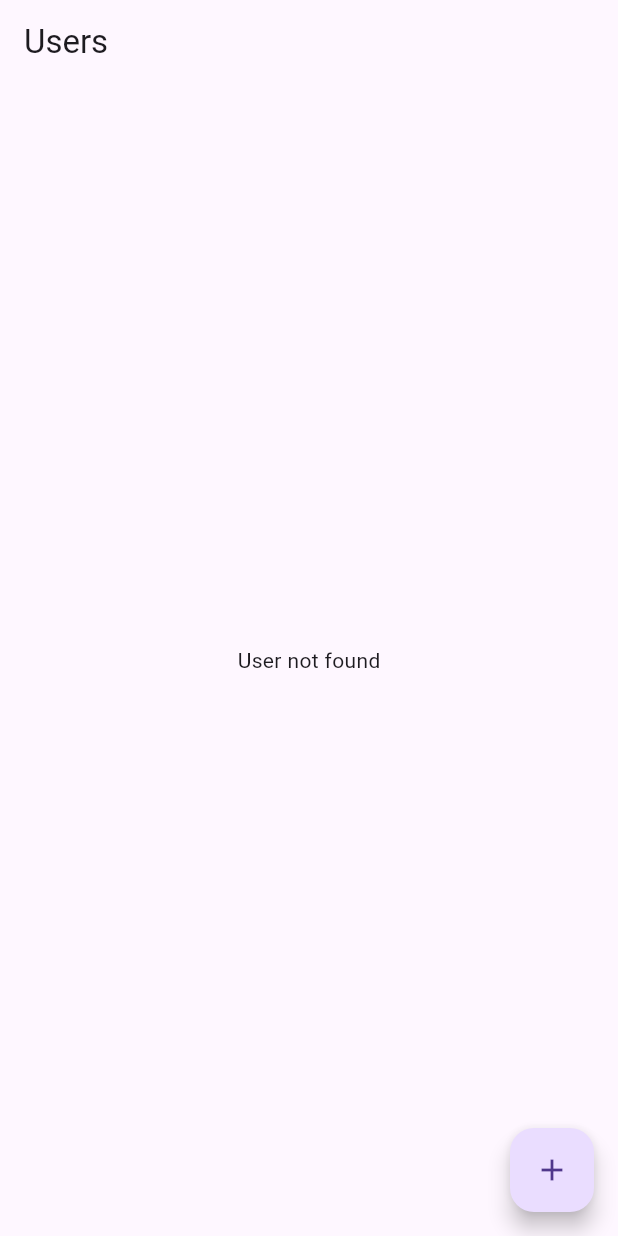
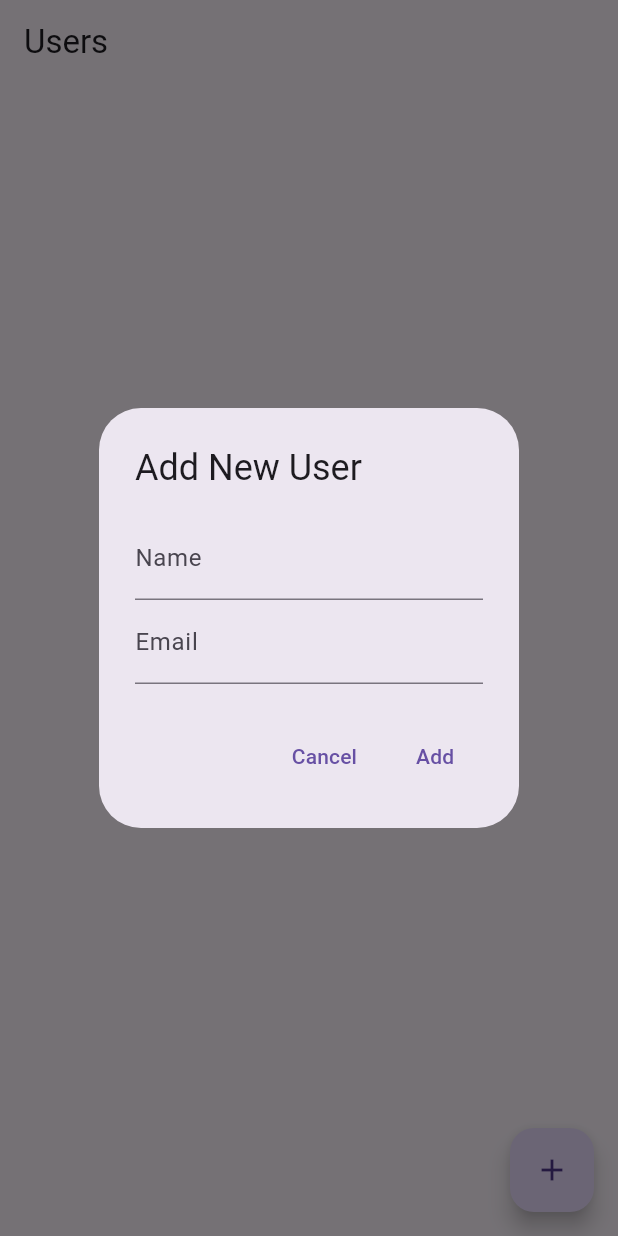
Before and after one commit to tahagiremle/flutter_riverpod_user_management, a Flutter app: the screen it shows after launch, after a tap on the "add" icon, on a phone screen of 412 x 824 dp. Run offline on Flutter 3.47's test engine with Material 3 defaults, Android fonts, the phone set to English and light mode, and no system bars; our stand-ins replace flutter_riverpod, riverpod, sqflite; accounts and stored records are empty.

Commit message:
add userform and changes

```diff
--- a/lib/features/user/view/pages/user_list_page.dart
+++ b/lib/features/user/view/pages/user_list_page.dart
@@ -1,12 +1,24 @@
 import 'package:flutter/material.dart';
 import 'package:flutter/src/widgets/framework.dart';
+import 'package:flutter_application_1/features/user/view/widgets/add_user_form.dart';
 import 'package:flutter_application_1/features/user/viewmodel/user_viewmodel.dart';
 import 'package:flutter_application_1/features/user/view/widgets/user_card.dart';
 import 'package:flutter_riverpod/flutter_riverpod.dart';
 
-class UserListPage extends ConsumerWidget {
+class UserListPage extends ConsumerStatefulWidget {
   @override
-  Widget build(BuildContext context, WidgetRef ref) {
+  _UserListPageState createState() => _UserListPageState();
+}
+
+class _UserListPageState extends ConsumerState<UserListPage> {
+  @override
+  void initState() {
+    super.initState();
+    ref.read(userProvider.notifier).loadUsers();
+  }
+
+  @override
+  Widget build(BuildContext context) {
     final users = ref.watch(userProvider);
 
     return Scaffold(
@@ -25,7 +37,15 @@ class UserListPage extends ConsumerWidget {
               },
             ),
       floatingActionButton: FloatingActionButton(
-        onPressed: () {},
+        onPressed: () {
+          showDialog(
+            context: context,
+            builder: (context) => AddUserForm(),
+          ).then((value) {
+            // Dialog kapandıktan sonra kullanıcıları yeniden yükle
+            ref.read(userProvider.notifier).loadUsers();
+          });
+        },
         child: Icon(Icons.add),
       ),
     );
--- /dev/null
+++ b/lib/features/user/view/widgets/add_user_form.dart
@@ -0,0 +1,62 @@
+import 'package:flutter/material.dart';
+import 'package:flutter_application_1/features/user/model/user.dart';
+import 'package:flutter_application_1/features/user/viewmodel/user_viewmodel.dart';
+import 'package:flutter_riverpod/flutter_riverpod.dart';
+
+class AddUserForm extends ConsumerStatefulWidget {
+  const AddUserForm({super.key});
+
+  @override
+  ConsumerState<AddUserForm> createState() => _AddUserFormState();
+}
+
+class _AddUserFormState extends ConsumerState<AddUserForm> {
+  final _nameController = TextEditingController();
+  final _emailController = TextEditingController();
+
+    @override
+  void dispose() {
+    _nameController.dispose();
+    _emailController.dispose();
+    super.dispose();
+  }
+
+  @override
+  Widget build(BuildContext context) {
+    return AlertDialog(
+      title: Text("Add New User"),
+      content: Column(
+        mainAxisSize: MainAxisSize.min,
+        children: [
+          TextField(
+            controller: _nameController,
+            decoration: InputDecoration(labelText: "Name"),
+          ),
+          TextField(
+            controller: _emailController,
+            decoration: InputDecoration(labelText: "Email"),
+          ),
+        ],
+      ),
+      actions: [
+        TextButton(
+          onPressed: () {
+            Navigator.of(context).pop();
+          },
+          child: Text('Cancel'),
+        ),
+        TextButton(
+          onPressed: () {
+            final user = User(
+              name: _nameController.text,
+              email: _emailController.text,
+            );
+            ref.read(userProvider.notifier).addUser(user);
+            Navigator.of(context).pop();
+          },
+          child: Text("Add"),
+        )
+      ],
+    );
+  }
+}
```
Also changed, not shown: lib/features/user/view/widgets/user_card.dart (+37 -2 lines).
